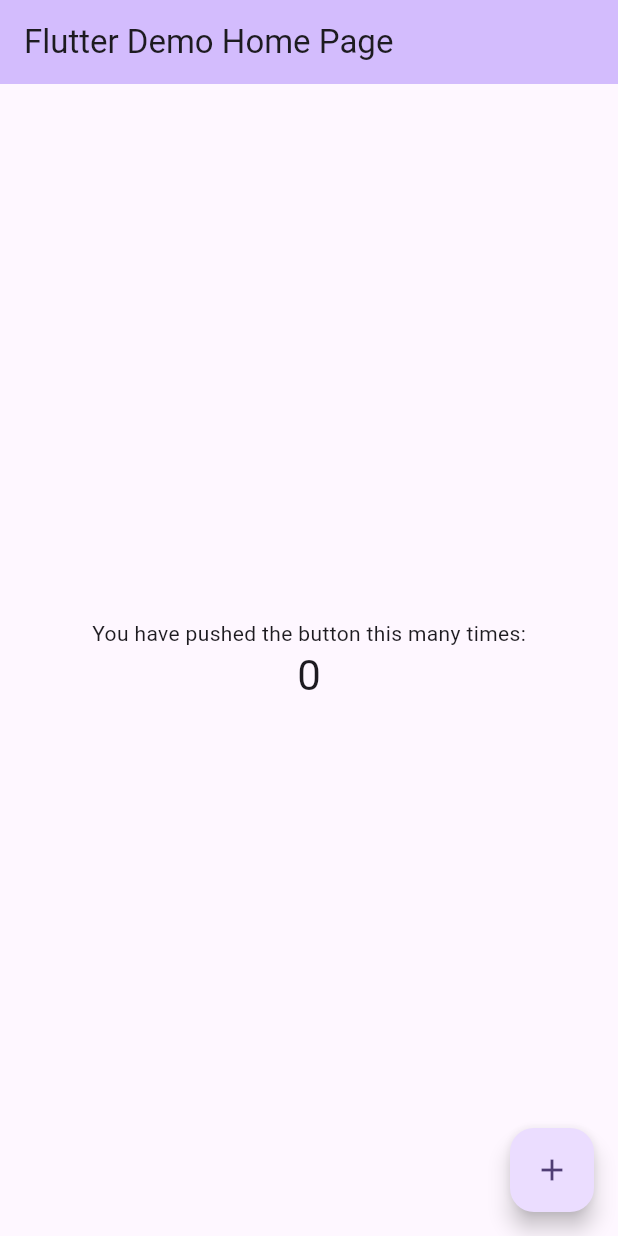
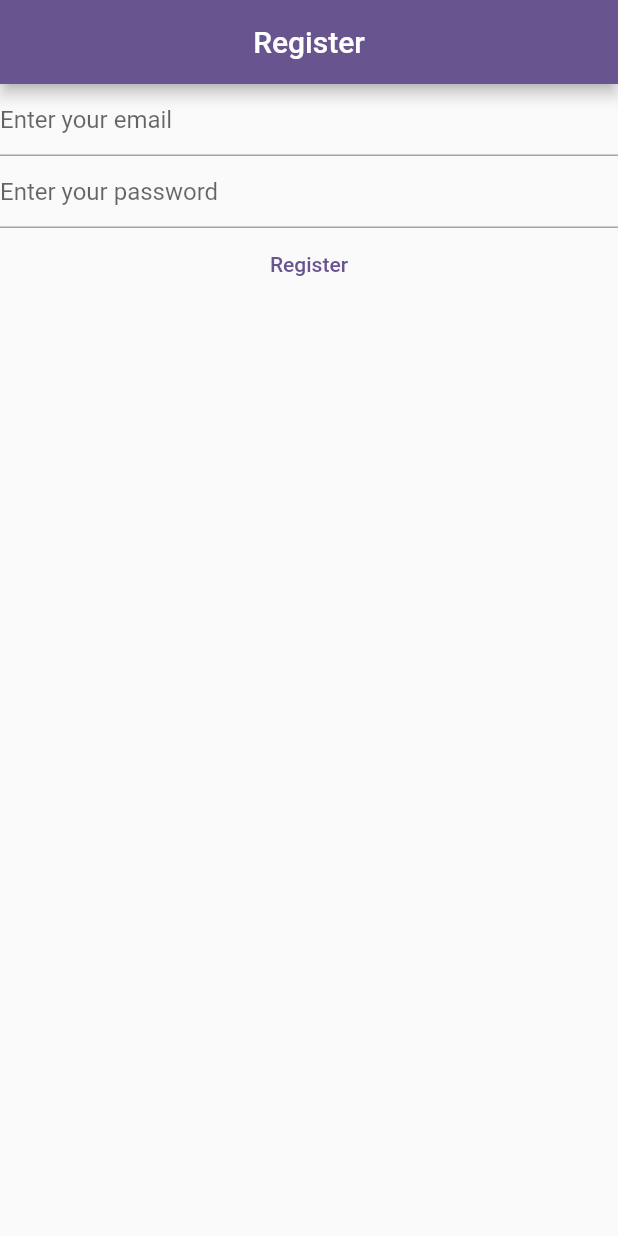
Before and after one commit to Xcheche/mynotes, a Flutter app: the screen it shows after launch, on a phone screen of 412 x 824 dp. Run offline on Flutter 3.47's test engine with Material 2 defaults, Android fonts, the phone set to English and light mode, and no system bars; our stand-ins replace firebase_auth, firebase_core; accounts and stored records are empty.

Commit message:
register screen added

```diff
--- a/lib/main.dart
+++ b/lib/main.dart
@@ -1,125 +1,99 @@
+import 'package:firebase_core/firebase_core.dart';
 import 'package:flutter/material.dart';
+import 'package:firebase_auth/firebase_auth.dart';
+import 'firebase_options.dart';
 
 void main() {
-  runApp(const MyApp());
+  WidgetsFlutterBinding.ensureInitialized();
+  runApp(MaterialApp(
+    title: 'Flutter Demo',
+    theme: ThemeData(
+      colorScheme: ColorScheme.fromSeed(seedColor: Colors.deepPurple),
+      useMaterial3: false,
+    ),
+    home: const HomePage(),
+  ));
 }
 
-class MyApp extends StatelessWidget {
-  const MyApp({super.key});
+class HomePage extends StatefulWidget {
+  const HomePage({Key? key}) : super(key: key);
 
-  // This widget is the root of your application.
   @override
-  Widget build(BuildContext context) {
-    return MaterialApp(
-      title: 'Flutter Demo',
-      theme: ThemeData(
-        // This is the theme of your application.
-        //
-        // TRY THIS: Try running your application with "flutter run". You'll see
-        // the application has a blue toolbar. Then, without quitting the app,
-        // try changing the seedColor in the colorScheme below to Colors.green
-        // and then invoke "hot reload" (save your changes or press the "hot
-        // reload" button in a Flutter-supported IDE, or press "r" if you used
-        // the command line to start the app).
-        //
-        // Notice that the counter didn't reset back to zero; the application
-        // state is not lost during the reload. To reset the state, use hot
-        // restart instead.
-        //
-        // This works for code too, not just values: Most code changes can be
-        // tested with just a hot reload.
-        colorScheme: ColorScheme.fromSeed(seedColor: Colors.deepPurple),
-        useMaterial3: true,
-      ),
-      home: const MyHomePage(title: 'Flutter Demo Home Page'),
-    );
-  }
+  State<HomePage> createState() => _HomePageState();
 }
 
-class MyHomePage extends StatefulWidget {
-  const MyHomePage({super.key, required this.title});
-
-  // This widget is the home page of your application. It is stateful, meaning
-  // that it has a State object (defined below) that contains fields that affect
-  // how it looks.
-
-  // This class is the configuration for the state. It holds the values (in this
-  // case the title) provided by the parent (in this case the App widget) and
-  // used by the build method of the State. Fields in a Widget subclass are
-  // always marked "final".
-
-  final String title;
+class _HomePageState extends State<HomePage> {
+  late final TextEditingController _emailController;
+  late final TextEditingController _passwordController;
 
   @override
-  State<MyHomePage> createState() => _MyHomePageState();
-}
+  void initState() {
+    _emailController = TextEditingController();
+    _passwordController = TextEditingController();
+    super.initState();
+  }
 
-class _MyHomePageState extends State<MyHomePage> {
-  int _counter = 0;
-
-  void _incrementCounter() {
-    setState(() {
-      // This call to setState tells the Flutter framework that something has
-      // changed in this State, which causes it to rerun the build method below
-      // so that the display can reflect the updated values. If we changed
-      // _counter without calling setState(), then the build method would not be
-      // called again, and so nothing would appear to happen.
-      _counter++;
-    });
+  @override
+  void dispose() {
+    _emailController.dispose();
+    _passwordController.dispose();
+    super.dispose();
   }
 
   @override
   Widget build(BuildContext context) {
-    // This method is rerun every time setState is called, for instance as done
-    // by the _incrementCounter method above.
-    //
-    // The Flutter framework has been optimized to make rerunning build methods
-    // fast, so that you can just rebuild anything that needs updating rather
-    // than having to individually change instances of widgets.
     return Scaffold(
       appBar: AppBar(
-        // TRY THIS: Try changing the color here to a specific color (to
-        // Colors.amber, perhaps?) and trigger a hot reload to see the AppBar
-        // change color while the other colors stay the same.
-        backgroundColor: Theme.of(context).colorScheme.inversePrimary,
-        // Here we take the value from the MyHomePage object that was created by
-        // the App.build method, and use it to set our appbar title.
-        title: Text(widget.title),
+        title: const Text('Register'),
+        centerTitle: true,
       ),
-      body: Center(
-        // Center is a layout widget. It takes a single child and positions it
-        // in the middle of the parent.
-        child: Column(
-          // Column is also a layout widget. It takes a list of children and
-          // arranges them vertically. By default, it sizes itself to fit its
-          // children horizontally, and tries to be as tall as its parent.
-          //
-          // Column has various properties to control how it sizes itself and
-          // how it positions its children. Here we use mainAxisAlignment to
-          // center the children vertically; the main axis here is the vertical
-          // axis because Columns are vertical (the cross axis would be
-          // horizontal).
-          //
-          // TRY THIS: Invoke "debug painting" (choose the "Toggle Debug Paint"
-          // action in the IDE, or press "p" in the console), to see the
-          // wireframe for each widget.
-          mainAxisAlignment: MainAxisAlignment.center,
-          children: <Widget>[
-            const Text(
-              'You have pushed the button this many times:',
-            ),
-            Text(
-              '$_counter',
-              style: Theme.of(context).textTheme.headlineMedium,
-            ),
-          ],
+      body: FutureBuilder(
+        future: Firebase.initializeApp(
+          options: DefaultFirebaseOptions.currentPlatform,
         ),
+        builder: (context, snapshot) {
+          switch (snapshot.connectionState) {
+            case ConnectionState.done:
+              // Return the Column widget containing the form fields and register button
+              return Column(
+                children: [
+                  TextField(
+                    controller: _emailController,
+                    keyboardType: TextInputType.emailAddress,
+                    enableSuggestions: false,
+                    autocorrect: false,
+                    decoration:
+                        const InputDecoration(hintText: 'Enter your email'),
+                  ),
+                  TextField(
+                    controller: _passwordController,
+                    obscureText: true,
+                    enableSuggestions: false,
+                    autocorrect: false,
+                    decoration:
+                        const InputDecoration(hintText: 'Enter your password'),
+                  ),
+                  TextButton(
+                    onPressed: () async {
+                      final email = _emailController.text;
+                      final password = _passwordController.text;
+                      final userCredential = await FirebaseAuth.instance
+                          .createUserWithEmailAndPassword(
+                        email: email,
+                        password: password,
+                      );
+                      print(userCredential);
+                    },
+                    child: const Text('Register'),
+                  ),
+                ],
+              );
+            default:
+              // Display a loading indicator while Firebase initializes
+              return const Center(child: CircularProgressIndicator());
+          }
+        },
       ),
-      floatingActionButton: FloatingActionButton(
-        onPressed: _incrementCounter,
-        tooltip: 'Increment',
-        child: const Icon(Icons.add),
-      ), // This trailing comma makes auto-formatting nicer for build methods.
     );
   }
 }
```
